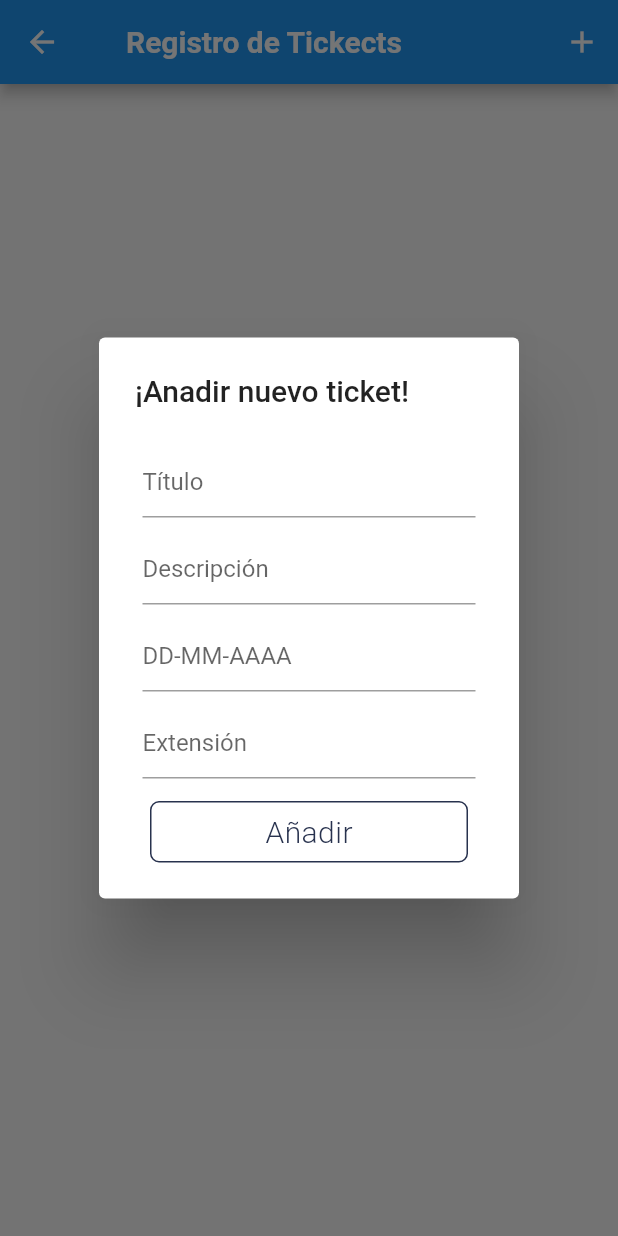
After one commit to ihernanor/Esupport_Firebase, a Flutter app: the TicketDashboard screen opened directly, after a tap on the "add" icon, on a phone screen of 412 x 824 dp. The commit adds this screen. Run offline on Flutter 3.47's test engine with Material 2 defaults, Android fonts, the phone set to English and light mode, and no system bars; drawn by our look-alikes of firebase_database; our stand-ins replace firebase_auth, rxdart, sqflite; accounts and stored records are empty.

Commit message:
Initial commit
Tickets

```diff
--- a/lib/lista_tareas/acerca_de_nosotros/acerca_de.dart
+++ b/lib/lista_tareas/acerca_de_nosotros/acerca_de.dart
@@ -58,7 +58,7 @@ class AboutUsScreen extends StatelessWidget {
                     ListTile(
                         leading: Icon(Icons.email, color: Colors.black),
                         title: Text("Enviar un correo electrónico"),
-                        subtitle: Text("esupport@hotmail.com"),
+                        subtitle: Text("esupmx@gmail.com"),
                         onTap: () => launchURL(EMAIL_URL)),
                   ],
                 ),
--- a/lib/lista_tareas/utiles/constante_aplicacion.dart
+++ b/lib/lista_tareas/utiles/constante_aplicacion.dart
@@ -17,11 +17,11 @@ const double FONT_SIZE_LABEL = 14.0;
 const double FONT_SIZE_DATE = 12.0;
 
 const String TWITTER_URL = "https://twitter.com/login?lang=es";
-const String FACEBOOK_URL = "https://www.facebook.com/ivan.hdez.o";
-const String GITHUB_URL = "https://github.com/ihernanor";
+const String FACEBOOK_URL = "https://www.facebook.com/esup.mx.7";
+const String GITHUB_URL = "https://illogical-wages.000webhostapp.com/ESSU/index.html";
 const String PROJECT_URL = "https://github.com/ihernanor/Esupport_Firebase";
 const String ISSUE_URL = "https://github.com/ihernanor/Esupport_Firebase/issues";
 const String README_URL =
     "https://github.com/ihernanor/Esupport_Firebase/blob/master/README.md";
 const String EMAIL_URL =
-    "mailto:<ihernanor96@gmail.com>?subject=Esupport%20Query&body=Hola";
+    "mailto:<esupmx@gmail.com>?subject=Esupport%20Query&body=Hola";
--- a/lib/pages/home_page.dart
+++ b/lib/pages/home_page.dart
@@ -3,11 +3,11 @@ import 'package:flutter_login_demo/services/authentication.dart';
 import 'package:firebase_database/firebase_database.dart';
 import 'package:flutter_login_demo/models/todo.dart';
 import 'dart:async';
-import 'package:flutter_login_demo/pages/tickets.dart';
 import 'package:flutter_login_demo/usuarios/usuarios.dart';
 import 'package:flutter_login_demo/lista_tareas/bloc/proveedor_bloque.dart';
 import 'package:flutter_login_demo/lista_tareas/home_tareas/home.dart';
 import 'package:flutter_login_demo/lista_tareas/home_tareas/home_bloc.dart';
+import 'package:flutter_login_demo/tickets/ticket_dashboard.dart';
 
 class HomePage extends StatefulWidget {
   HomePage({Key key, this.auth, this.userId, this.onSignedOut})
@@ -270,7 +270,7 @@ class _HomePageState extends State<HomePage> {
                 context,
                 MaterialPageRoute(
                   builder: (context) {
-                    return TicketPage();
+                    return TicketDashboard();
                   },
                 ),
               );
--- /dev/null
+++ b/lib/tickets/add_ticket_dialog.dart
@@ -0,0 +1,109 @@
+import 'package:flutter/material.dart';
+import 'package:flutter_login_demo/tickets/ticket.dart';
+
+class AddTicketDialog {
+  final teTitulo = TextEditingController();
+  final teDescripcion = TextEditingController();
+  final teFecha = TextEditingController();
+  final teExtension = TextEditingController();
+  Ticket ticket;
+
+  static const TextStyle linkStyle = const TextStyle(
+    color: Colors.blue,
+    decoration: TextDecoration.underline,
+  );
+
+  Widget buildAboutDialog(BuildContext context,
+      AddTicketCallback _myHomePageState, bool isEdit, Ticket ticket) {
+    if (ticket != null) {
+      this.ticket = ticket;
+      teTitulo.text = ticket.titulo;
+      teDescripcion.text = ticket.descripcion;
+      teFecha.text = ticket.fecha;
+      teExtension.text = ticket.extension;
+    }
+
+    return new AlertDialog(
+      title: new Text(isEdit ? '¡Editar ticket!' : '¡Anadir nuevo ticket!'),
+      content: new SingleChildScrollView(
+        child: new Column(
+          mainAxisSize: MainAxisSize.min,
+          crossAxisAlignment: CrossAxisAlignment.start,
+          children: <Widget>[
+            getTextField("Título", teTitulo),
+            getTextField("Descripción", teDescripcion),
+            getTextField("DD-MM-AAAA", teFecha),
+            getTextField("Extensión", teExtension),
+            new GestureDetector(
+              onTap: () => onTap(isEdit, _myHomePageState, context),
+              child: new Container(
+                margin: EdgeInsets.fromLTRB(10.0, 0.0, 10.0, 0.0),
+                child: getAppBorderButton(isEdit ? "Editar" : "Añadir",
+                    EdgeInsets.fromLTRB(0.0, 10.0, 0.0, 0.0)),
+              ),
+            ),
+          ],
+        ),
+      ),
+    );
+  }
+
+  Widget getTextField(
+      String inputBoxName, TextEditingController inputBoxController) {
+    var loginBtn = new Padding(
+      padding: const EdgeInsets.all(5.0),
+      child: new TextFormField(
+        controller: inputBoxController,
+        decoration: new InputDecoration(
+          hintText: inputBoxName,
+        ),
+      ),
+    );
+
+    return loginBtn;
+  }
+
+  Widget getAppBorderButton(String buttonLabel, EdgeInsets margin) {
+    var loginBtn = new Container(
+      margin: margin,
+      padding: EdgeInsets.all(8.0),
+      alignment: FractionalOffset.center,
+      decoration: new BoxDecoration(
+        border: Border.all(color: const Color(0xFF28324E)),
+        borderRadius: new BorderRadius.all(const Radius.circular(6.0)),
+      ),
+      child: new Text(
+        buttonLabel,
+        style: new TextStyle(
+          color: const Color(0xFF28324E),
+          fontSize: 20.0,
+          fontWeight: FontWeight.w300,
+          letterSpacing: 0.3,
+        ),
+      ),
+    );
+    return loginBtn;
+  }
+
+  Ticket getData(bool isEdit) {
+    return new Ticket(isEdit ? ticket.id : "", teTitulo.text, teDescripcion.text,
+        teFecha.text, teExtension.text);
+  }
+
+  onTap(bool isEdit, AddTicketCallback _myHomePageState, BuildContext context) {
+    if (isEdit) {
+      _myHomePageState.update(getData(isEdit));
+    } else {
+      _myHomePageState.addTicket(getData(isEdit));
+    }
+
+    Navigator.of(context).pop();
+
+  }
+}
+//Call back of user dashboad
+abstract class AddTicketCallback {
+  void addTicket(Ticket ticket);
+
+  void update(Ticket ticket);
+}
--- /dev/null
+++ b/lib/tickets/firebase_database_util.dart
@@ -0,0 +1,102 @@
+import 'dart:async';
+import 'package:firebase_database/firebase_database.dart';
+import 'package:flutter_login_demo/tickets/ticket.dart';
+
+class FirebaseDatabaseUtil {
+  DatabaseReference _counterRef;
+  DatabaseReference _userRef;
+  StreamSubscription<Event> _counterSubscription;
+  StreamSubscription<Event> _messagesSubscription;
+  FirebaseDatabase database = new FirebaseDatabase();
+  int _counter;
+  DatabaseError error;
+
+  static final FirebaseDatabaseUtil _instance =
+  new FirebaseDatabaseUtil.internal();
+
+  FirebaseDatabaseUtil.internal();
+
+  factory FirebaseDatabaseUtil() {
+    return _instance;
+  }
+
+  void initState() {
+    // Demonstrates configuring to the database using a file
+    _counterRef = FirebaseDatabase.instance.reference().child('counter');
+    // Demonstrates configuring the database directly
+
+    _userRef = database.reference().child('ticket');
+    database.reference().child('counter').once().then((DataSnapshot snapshot) {
+      print('Conectado a la segunda base de datos y leer ${snapshot.value}');
+    });
+    database.setPersistenceEnabled(true);
+    database.setPersistenceCacheSizeBytes(10000000);
+    _counterRef.keepSynced(true);
+
+    _counterSubscription = _counterRef.onValue.listen((Event event) {
+      error = null;
+      _counter = event.snapshot.value ?? 0;
+    }, onError: (Object o) {
+      error = o;
+    });
+  }
+
+  DatabaseError getError() {
+    return error;
+  }
+
+  int getCounter() {
+    return _counter;
+  }
+
+  DatabaseReference getUser() {
+    return _userRef;
+  }
+
+  addTicket(Ticket ticket) async {
+    final TransactionResult transactionResult =
+    await _counterRef.runTransaction((MutableData mutableData) async {
+      mutableData.value = (mutableData.value ?? 0) + 1;
+
+      return mutableData;
+    });
+
+    if (transactionResult.committed) {
+      _userRef.push().set(<String, String>{
+        "titulo": "" + ticket.titulo,
+        "fecha": "" + ticket.fecha,
+        "descripcion": "" + ticket.descripcion,
+        "extension": "" + ticket.extension,
+      }).then((_) {
+        print('Transacción comprometida.');
+      });
+    } else {
+      print('Transacción no comprometida.');
+      if (transactionResult.error != null) {
+        print(transactionResult.error.message);
+      }
+    }
+  }
+
+  void deleteTicket(Ticket ticket) async {
+    await _userRef.child(ticket.id).remove().then((_) {
+      print('Transaction  committed.');
+    });
+  }
+
+  void updateTicket(Ticket ticket) async {
+    await _userRef.child(ticket.id).update({
+      "titulo": "" + ticket.titulo,
+      "fecha": "" + ticket.fecha,
+      "descripcion": "" + ticket.descripcion,
+      "extensión": "" + ticket.extension,
+    }).then((_) {
+      print('Transacción comprometida.');
+    });
+  }
+
+  void dispose() {
+    _messagesSubscription.cancel();
+    _counterSubscription.cancel();
+  }
+}
--- /dev/null
+++ b/lib/tickets/ticket.dart
@@ -0,0 +1,30 @@
+import 'package:firebase_database/firebase_database.dart';
+
+class Ticket {
+
+  String _id;
+  String _titulo;
+  String _descripcion;
+  String _fecha;
+  String _extension;
+
+  Ticket(this._id,this._titulo, this._descripcion, this._fecha, this._extension);
+
+  String get titulo => _titulo;
+
+  String get descripcion => _descripcion;
+
+  String get fecha => _fecha;
+
+  String get extension => _extension;
+
+  String get id => _id;
+
+  Ticket.fromSnapshot(DataSnapshot snapshot) {
+    _id = snapshot.key;
+    _titulo = snapshot.value['titulo'];
+    _descripcion = snapshot.value['descripcion'];
+    _fecha = snapshot.value['fehca'];
+    _extension = snapshot.value['extension'];
+  }
+}
--- /dev/null
+++ b/lib/tickets/ticket_dashboard.dart
@@ -0,0 +1,200 @@
+import 'package:firebase_database/firebase_database.dart';
+import 'package:firebase_database/ui/firebase_animated_list.dart';
+import 'package:flutter/material.dart';
+import 'package:flutter_login_demo/tickets/add_ticket_dialog.dart';
+import 'package:flutter_login_demo/tickets/ticket.dart';
+import 'package:flutter_login_demo/tickets/firebase_database_util.dart';
+
+class TicketDashboard extends StatefulWidget {
+  @override
+  _MyHomePageState createState() => new _MyHomePageState();
+}
+
+class _MyHomePageState extends State<TicketDashboard> implements AddTicketCallback {
+
+  bool _anchorToBottom = false;
+
+  // instance of util class
+
+  FirebaseDatabaseUtil databaseUtil;
+
+  @override
+  void initState() {
+    super.initState();
+    databaseUtil = new FirebaseDatabaseUtil();
+    databaseUtil.initState();
+  }
+
+  @override
+  void dispose() {
+    super.dispose();
+    databaseUtil.dispose();
+  }
+
+  @override
+  Widget build(BuildContext context) {
+
+    // it will show title of screen
+
+    Widget _buildTitle(BuildContext context) {
+      return new InkWell(
+        child: new Padding(
+          padding: const EdgeInsets.symmetric(horizontal: 12.0),
+          child: new Column(
+            mainAxisAlignment: MainAxisAlignment.center,
+            children: <Widget>[
+              new Text(
+                'Registro de Tickects',
+                style: new TextStyle(
+                  fontWeight: FontWeight.bold,
+                  color: Colors.white,
+                ),
+              ),
+            ],
+          ),
+        ),
+      );
+    }
+//It will show new user icon
+    List<Widget> _buildActions() {
+      return <Widget>[
+        new IconButton(
+          icon: const Icon(
+            Icons.add,
+            color: Colors.white,
+          ),               // display pop for new entry
+          onPressed: () => showEditWidget(null, false),
+        ),
+      ];
+    }
+
+    return new Scaffold(
+      appBar: new AppBar(
+        title: _buildTitle(context),
+        actions: _buildActions(),
+      ),
+
+      // Firebase predefile list widget. It will get user info from firebase database
+      body: new FirebaseAnimatedList(
+        key: new ValueKey<bool>(_anchorToBottom),
+        query: databaseUtil.getUser(),
+        reverse: _anchorToBottom,
+        sort: _anchorToBottom
+            ? (DataSnapshot a, DataSnapshot b) => b.key.compareTo(a.key)
+            : null,
+        itemBuilder: (BuildContext context, DataSnapshot snapshot,
+            Animation<double> animation, int index) {
+          return new SizeTransition(
+            sizeFactor: animation,
+            child: showUser(snapshot),
+          );
+        },
+      ),
+    );
+  }
+
+  @override // Call util method for add user information
+  void addTicket(Ticket ticket) {
+    setState(() {
+      databaseUtil.addTicket(ticket);
+    });
+  }
+
+  @override // call util method for update old data.
+  void update(Ticket ticket) {
+    setState(() {
+      databaseUtil.updateTicket(ticket);
+    });
+  }
+
+  //It will display a item in the list of users.
+
+  Widget showUser(DataSnapshot res) {
+    Ticket ticket = Ticket.fromSnapshot(res);
+
+    var item = new Card(
+      child: new Container(
+          child: new Center(
+            child: new Row(
+              children: <Widget>[
+                new CircleAvatar(
+                  radius: 30.0,
+                  child: new Text(getShortName(ticket)),
+                  backgroundColor: const Color(0xFF20283e),
+                ),
+                new Expanded(
+                  child: new Padding(
+                    padding: EdgeInsets.all(10.0),
+                    child: new Column(
+                      crossAxisAlignment: CrossAxisAlignment.start,
+                      children: <Widget>[
+                        new Text(
+                          ticket.titulo,
+                          // set some style to text
+                          style: new TextStyle(
+                              fontSize: 20.0, color: Colors.lightBlueAccent),
+                        ),
+                        new Text(
+                          ticket.descripcion,
+                          // set some style to text
+                          style: new TextStyle(
+                              fontSize: 20.0, color: Colors.black54),
+                        ),
+                        new Text(
+                          ticket.extension,
+                          // set some style to text
+                          style: new TextStyle(
+                              fontSize: 20.0, color: Colors.amber),
+                        ),
+                      ],
+                    ),
+                  ),
+                ),
+                new Column(
+                  mainAxisAlignment: MainAxisAlignment.spaceBetween,
+                  children: <Widget>[
+                    new IconButton(
+                      icon: const Icon(
+                        Icons.edit,
+                        color: const Color(0xFF167F67),
+                      ),
+                      onPressed: () => showEditWidget(ticket, true),
+                    ),
+                    new IconButton(
+                      icon: const Icon(Icons.delete_forever,
+                          color: const Color(0xFF167F67)),
+                      onPressed: () => deleteTicket(ticket),
+                    ),
+                  ],
+                ),
+              ],
+            ),
+          ),
+          padding: const EdgeInsets.fromLTRB(10.0, 0.0, 0.0, 0.0)),
+    );
+
+    return item;
+  }
+  //Get first letter from the name of user
+  String getShortName(Ticket ticket) {
+    String shortName = "";
+    if (!ticket.titulo.isEmpty) {
+      shortName = ticket.titulo.substring(0, 1);
+    }
+    return shortName;
+  }
+  //Display popup in user info update mode.
+  showEditWidget(Ticket ticket, bool isEdit) {
+    showDialog(
+      context: context,
+      builder: (BuildContext context) =>
+          new AddTicketDialog().buildAboutDialog(context, this, isEdit, ticket),
+    );
+  }
+  //Delete a entry from the Firebase console.
+  deleteTicket(Ticket ticket) {
+    setState(() {
+      databaseUtil.deleteTicket(ticket);
+    });
+  }
+}
```
Also changed, not shown: lib/models/lista_tickets.dart (deleted, +0 -18 lines), lib/models/tarjeta_tickets.dart (deleted, +0 -77 lines), lib/pages/tickets.dart (deleted, +0 -107 lines), lib/usuarios/detail.dart (+4 -4 lines), lib/usuarios/personas.dart (+15 -11 lines).
